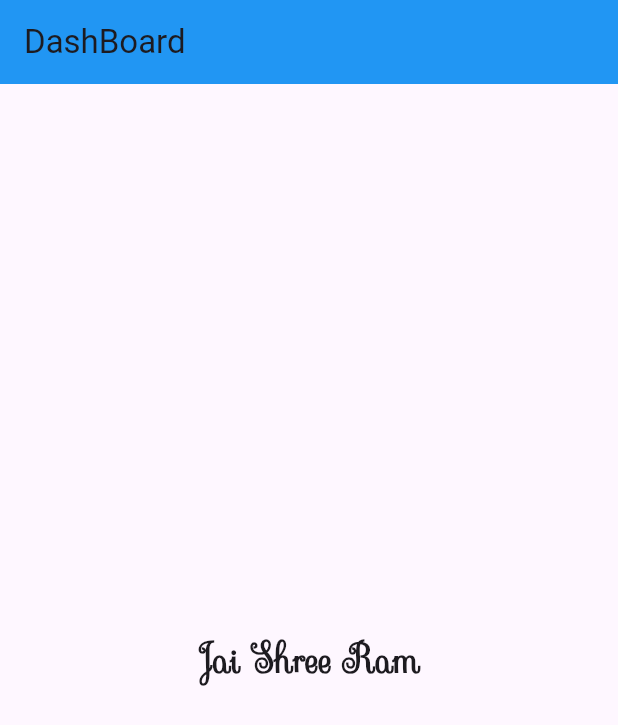
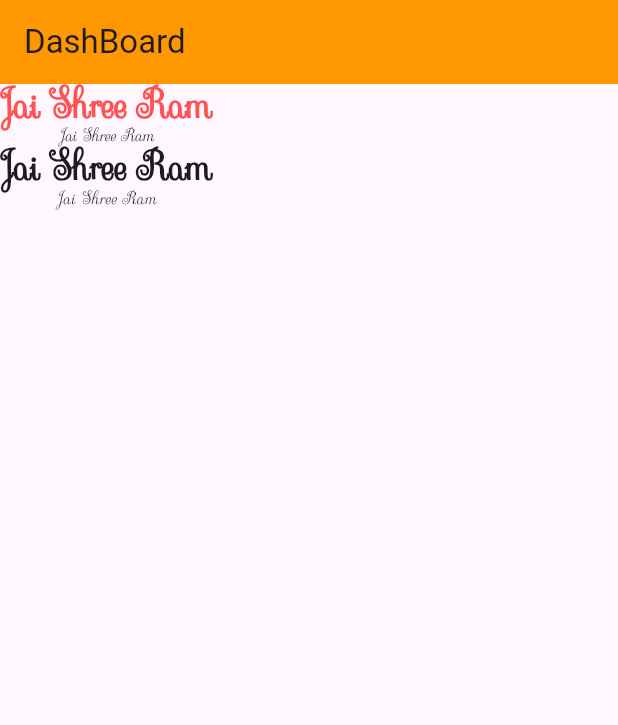
Before and after one commit to codebyAbhishekBharti/flutter_basics, a Flutter app: the screen it shows after launch, on a phone screen of 412 x 824 dp. Shown: the top 725 px of the screen. Run offline on Flutter 3.47's test engine with Material 3 defaults, Android fonts, the phone set to English and light mode, and no system bars.

Commit message:
Flutter Styles and Themes, Custom Font file

```diff
--- a/lib/main.dart
+++ b/lib/main.dart
@@ -1,4 +1,5 @@
 import 'package:flutter/material.dart';
+import 'package:flutter_basics/ui_helper/util.dart';
 
 void main() {
   runApp(FlutterApp());
@@ -10,6 +11,19 @@ class FlutterApp extends StatelessWidget{
         title: 'Flutter App',
         theme: ThemeData(
           primarySwatch: Colors.blue,
+          textTheme: const TextTheme(
+            displayLarge: TextStyle(
+              fontFamily: 'FontMain',
+              fontSize: 25,
+              fontWeight: FontWeight.bold,
+            ),
+            displayMedium: TextStyle(
+              fontFamily: 'FontMain',
+              fontSize: 11,
+              fontWeight: FontWeight.w500,
+              fontStyle: FontStyle.italic,
+            ),
+          ),
         ),
         home:   DashBoardScreen(),
       );
@@ -22,15 +36,20 @@ class DashBoardScreen extends StatelessWidget{
     return Scaffold(
       appBar: AppBar(
         title: Text('DashBoard'),
-        backgroundColor: Colors.blue,
+        backgroundColor: Colors.orange,
       ),
-      body: Center(
-        child: Text("Jai Shree Ram",
-            style: TextStyle(
-              fontFamily: 'FontMain',
-              fontSize: 25,
-              fontWeight: FontWeight.bold,
-            ),),
+      body:  Column(
+        children: [
+          Text("Jai Shree Ram",
+            style: Theme.of(context).textTheme.displayLarge!.copyWith(color: Colors.redAccent),),
+          Text("Jai Shree Ram",
+            style: Theme.of(context).textTheme.displayMedium,),
+          Text("Jai Shree Ram",
+            style: Theme.of(context).textTheme.displayLarge,),
+          Text("Jai Shree Ram",
+            style: mTextStyle11(),
+          ),
+        ]
       ),
     );
   }
--- /dev/null
+++ b/lib/ui_helper/util.dart
@@ -0,0 +1,18 @@
+import 'package:flutter/material.dart';
+
+TextStyle mTextStyle11() {
+  return const TextStyle(
+    fontFamily: 'FontMain',
+    fontSize: 11,
+    fontWeight: FontWeight.w500,
+    fontStyle: FontStyle.italic,
+  );
+}
+
+TextStyle mTextStyle21() {
+  return const TextStyle(
+    fontSize: 21,
+    fontWeight: FontWeight.w500,
+    fontStyle: FontStyle.italic,
+  );
+}
```
Also changed, not shown: 1 other file.
